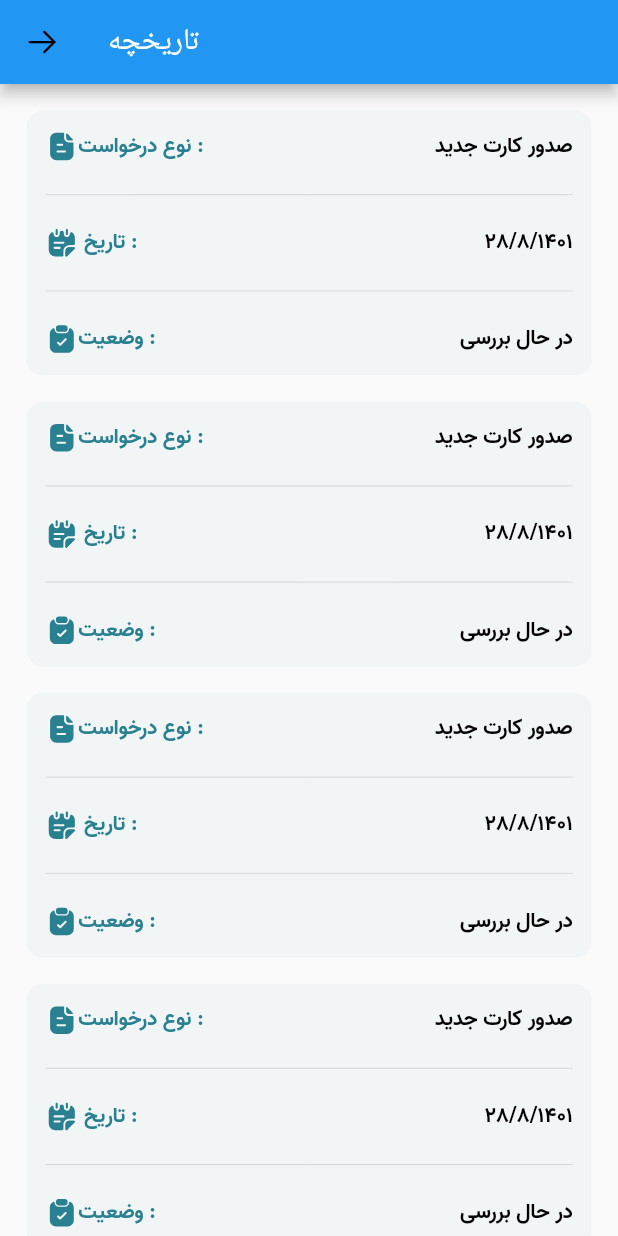
After one commit to mraslamiii/lowyer_electronic, a Flutter app: the HistoryPage screen opened directly, on a phone screen of 412 x 824 dp. The commit adds this screen. Run offline on Flutter 3.47's test engine with Material 2 defaults, Android fonts, the phone set to English and light mode, and no system bars; our stand-ins replace animated_splash_screen, connectivity_plus, dio, flutter_svg, get, get_storage and 5 more; accounts and stored records are empty; project files that could hold a hidden picture were left out.

Commit message:
history lawyer

```diff
--- a/lib/res/app_theme.dart
+++ b/lib/res/app_theme.dart
@@ -42,7 +42,7 @@ class AppThemes {
       appBarTheme: AppBarTheme(
           centerTitle: true,
           color: AppColors.backgroundColor,
-          elevation: 0.6,
+          elevation: 1,
           shadowColor: AppColors.primaryColor.withOpacity(0.2),
           titleTextStyle: TextStyle(
               color: AppColors.textBlackColor,
@@ -108,14 +108,14 @@ class AppThemes {
       ),
       dividerTheme: DividerThemeData(
           color: AppColors.dividerColor,
-          thickness: 0.3,
+          thickness: 1,
           endIndent: 0,
           indent: 0,
           space: 0),
       elevatedButtonTheme: ElevatedButtonThemeData(
           style: ElevatedButton.styleFrom(
               backgroundColor: AppColors.primaryColor,
-              shadowColor: AppColors.primaryColor.withOpacity(0.50),
+              shadowColor: AppColors.primaryColor.withOpacity(0.5),
               elevation: 0,
               padding: EdgeInsets.symmetric(
                   vertical: standardSize, horizontal: standardSize),
--- a/lib/res/colors/colors.dart
+++ b/lib/res/colors/colors.dart
@@ -14,8 +14,8 @@ class AppColors {
   static const Color textBlackColor =  Color(0xff000000);//
   static const Color cardColor =  Color(0xffF9F9F9);//
   static Color hintColor =  const Color(0xff000000).withOpacity(0.2);//
-  static Color dividerColor = Colors.black.withOpacity(0.05); //
-  static Color splashColor = const Color(0xff5D5FEF).withOpacity(0.03); //todo
+  static Color dividerColor = const Color(0xFF298091).withOpacity(0.18); //
+  static Color splashColor = Colors.grey.shade300; //todo
   static const Color errorColor = Colors.red; //
   static const Color shadowColor = Color(0xffbbbbbb); //
 
--- /dev/null
+++ b/lib/view/user/history_page/controller/history_controller.dart
@@ -0,0 +1,4 @@
+import 'package:get/get.dart';
+
+class HistoryController extends GetxController {
+}
--- /dev/null
+++ b/lib/view/user/history_page/page/history_page.dart
@@ -0,0 +1,76 @@
+import 'package:flutter/material.dart';
+import 'package:kanoon_dadgostari/res/colors/colors.dart';
+import 'package:kanoon_dadgostari/res/dimens/dimens.dart';
+import 'package:flutter_svg/svg.dart';
+import 'package:get/get.dart';
+import '../../../widgets/back_widget/back_widget.dart';
+import '../controller/history_controller.dart';
+
+class HistoryPage extends StatelessWidget {
+  const HistoryPage({Key? key}) : super(key: key);
+
+  @override
+  Widget build(BuildContext context) {
+    return GetBuilder<HistoryController>(
+      init: HistoryController(),
+      builder: (controller) => Scaffold(
+          appBar: AppBar(
+            title: const Text(
+              "تاریخچه",
+            ),
+            automaticallyImplyLeading: false,
+            leading: backIcon(),
+          ),
+          body: ListView.builder(
+            physics: const BouncingScrollPhysics(),
+            padding: EdgeInsets.only(top: standardSize,left: standardSize,right: standardSize),
+            shrinkWrap: true,
+            itemCount: 5,
+            itemBuilder: (context, index) => _historyCard(),
+          )),
+    );
+  }
+}
+
+Widget _historyCard() {
+  return Container(
+    margin: EdgeInsets.only(bottom: standardSize),
+    decoration: BoxDecoration(
+        borderRadius: BorderRadius.circular(xSmallRadius),
+        color: AppColors.formFieldColor),
+    padding: EdgeInsets.symmetric(horizontal: smallSize),
+    child: Column(
+      children: [
+        _historyWidgetItem(
+            'assets/icons/Paper.svg', "نوع درخواست", "صدور کارت جدید"),
+        const Divider(),
+        _historyWidgetItem(
+            'assets/icons/stickynote.svg', " تاریخ", "28/8/1401"),
+        const Divider(),
+        _historyWidgetItem(
+            'assets/icons/clipboard-tick.svg', "وضعیت", "در حال بررسی"),
+      ],
+    ),
+  );
+}
+
+Widget _historyWidgetItem(String icon, String title, String subTitle) {
+  return Row(
+    mainAxisAlignment: MainAxisAlignment.spaceBetween,
+    children: [
+      Row(
+        children: [
+          SvgPicture.asset(icon),
+          Padding(
+            padding: EdgeInsets.only(right: smallSize,top: smallSize,bottom: smallSize),
+            child: Text("$title :",
+                style: Get.theme.textTheme.subtitle2
+                !.copyWith(color: AppColors.primaryColor)),
+          ),
+        ],
+      ),
+      SizedBox(width: xSmallSize),
+      Flexible(child: Text(subTitle, style: Get.theme.textTheme.subtitle2,maxLines: 1,overflow: TextOverflow.ellipsis,)),
+    ],
+  );
+}
--- a/lib/view/widgets/back_widget/back_widget.dart
+++ b/lib/view/widgets/back_widget/back_widget.dart
@@ -6,7 +6,7 @@ import '../../../res/dimens/dimens.dart';
 
 Widget backIcon({VoidCallback? onTap , Color? iconColor}) {
   return IconButton(
-    splashRadius: standardSize,
+    splashRadius: largeSize / 1.2,
     splashColor: AppColors.splashColor,
     icon:
     RotatedBox(
--- a/lib/view/widgets/progress_button/progress_button.dart
+++ b/lib/view/widgets/progress_button/progress_button.dart
@@ -4,11 +4,15 @@ import 'package:get/get.dart';
 Widget progressButton({
   required VoidCallback onTap,
   required String text,
+  Color? textColor,
+  ButtonStyle? customStyle,
 }) {
   return ElevatedButton(
     onPressed: onTap,
+    style: customStyle,
     child: Text(text,style: Get.theme.textTheme.bodyText1!.copyWith(
       fontWeight: FontWeight.w700,
+      color: textColor ?? Colors.white,
     )),
   );
 }
```
Also changed, not shown: lib/view/user/history_page/binding/history_binding.dart (added, +12 -0 lines), lib/view/user/page/lowyer_card_page.dart (+22 -73 lines), assets/icons/ic_history.svg.
